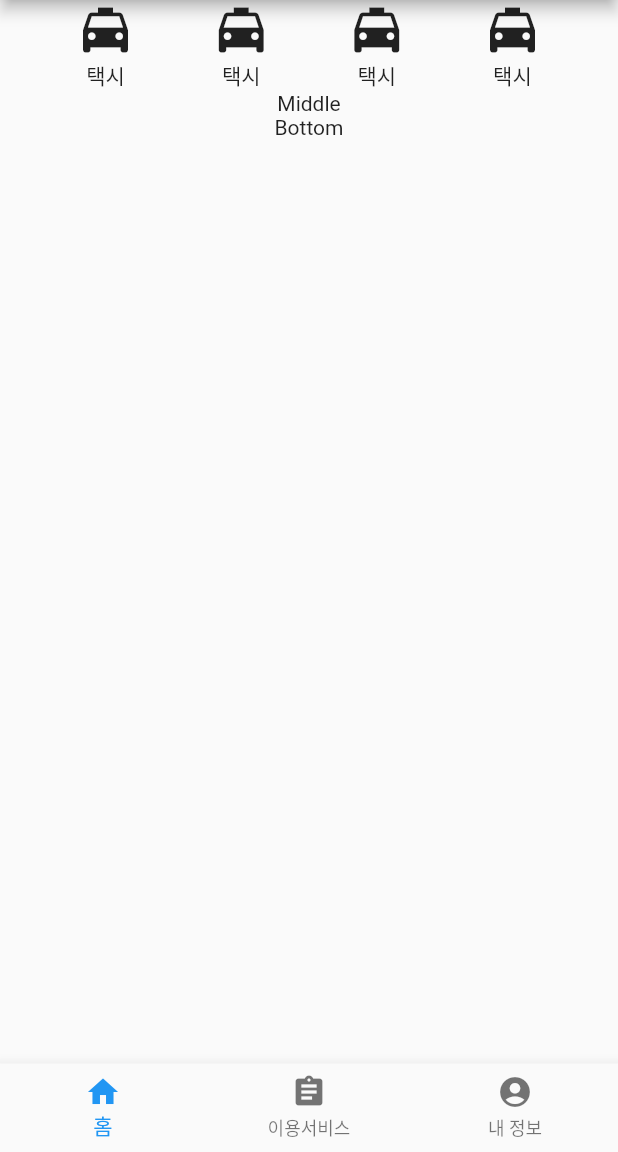
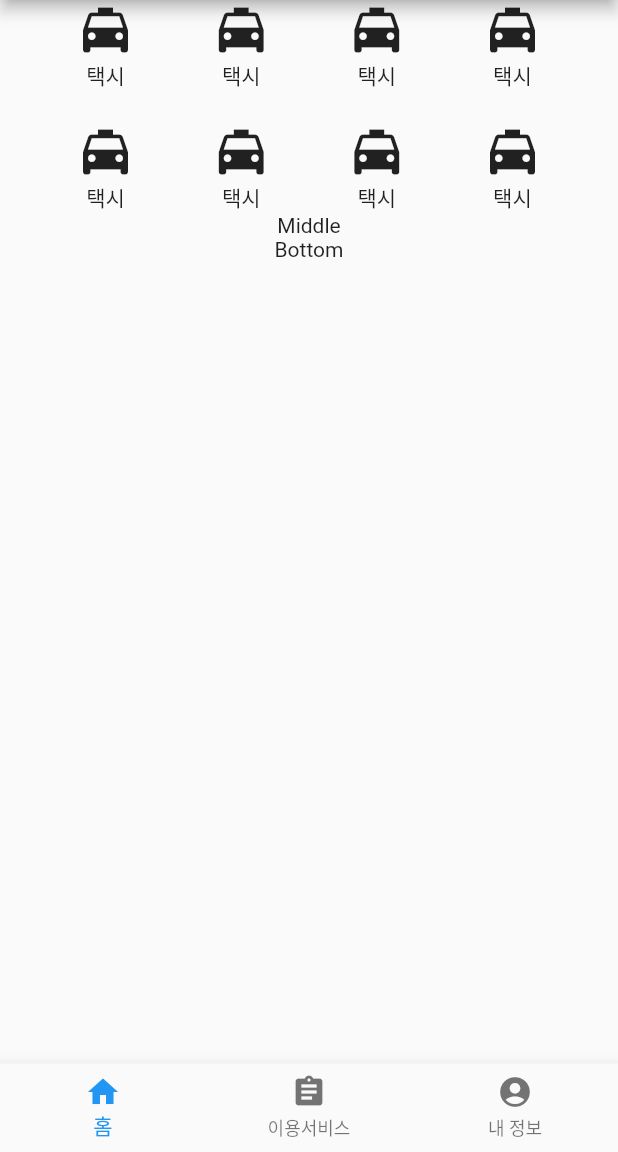
Before and after one commit to kopro-ov/TIL, a Flutter app: the screen it shows after launch, on a phone screen of 412 x 824 dp, the part 84-1236 px from its top. Run offline on Flutter 3.47's test engine with Material 2 defaults, Android fonts, the phone set to English and light mode, and no system bars.

Commit message:
Feat 메뉴 두 줄 만들기
1. column위젯으로 row를 감싸고
2. row전체를 복사해서 아래쪽으로
3. SizedBox로 중간 여백

```diff
--- a/framework/flutter/project/flutter_first_web/lib/main.dart
+++ b/framework/flutter/project/flutter_first_web/lib/main.dart
@@ -83,7 +83,9 @@ class Page1 extends StatelessWidget {
 
   //상단
   Widget _buildTop() {
-    return Row(
+    return Column(
+      children: <Widget>[
+        Row(
           mainAxisAlignment: MainAxisAlignment.spaceEvenly,
           children: <Widget>[
             Column(
@@ -120,6 +122,52 @@ class Page1 extends StatelessWidget {
                   size: 40,
                 ),
                 Text('택시'),
+              ],
+            ),
+          ],
+        ),
+        SizedBox(
+          height: 20,
+        ),
+        Row(
+          mainAxisAlignment: MainAxisAlignment.spaceEvenly,
+          children: <Widget>[
+            Column(
+              children: <Widget>[
+                Icon(
+                  Icons.local_taxi,
+                  size: 40,
+                ),
+                Text('택시'),
+              ],
+            ),
+            Column(
+              children: <Widget>[
+                Icon(
+                  Icons.local_taxi,
+                  size: 40,
+                ),
+                Text('택시'),
+              ],
+            ),
+            Column(
+              children: <Widget>[
+                Icon(
+                  Icons.local_taxi,
+                  size: 40,
+                ),
+                Text('택시'),
+              ],
+            ),
+            Column(
+              children: <Widget>[
+                Icon(
+                  Icons.local_taxi,
+                  size: 40,
+                ),
+                Text('택시'),
+              ],
+            ),
           ],
         ),
       ],
```
Lines whose indentation alone changed are shown as unchanged.
